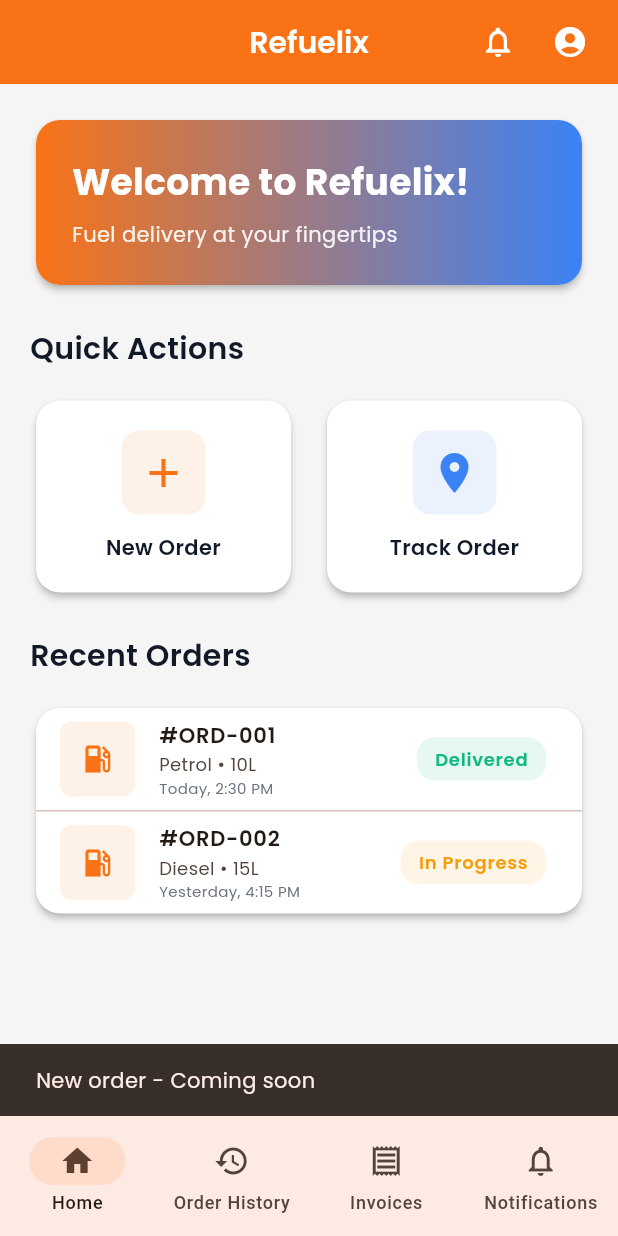
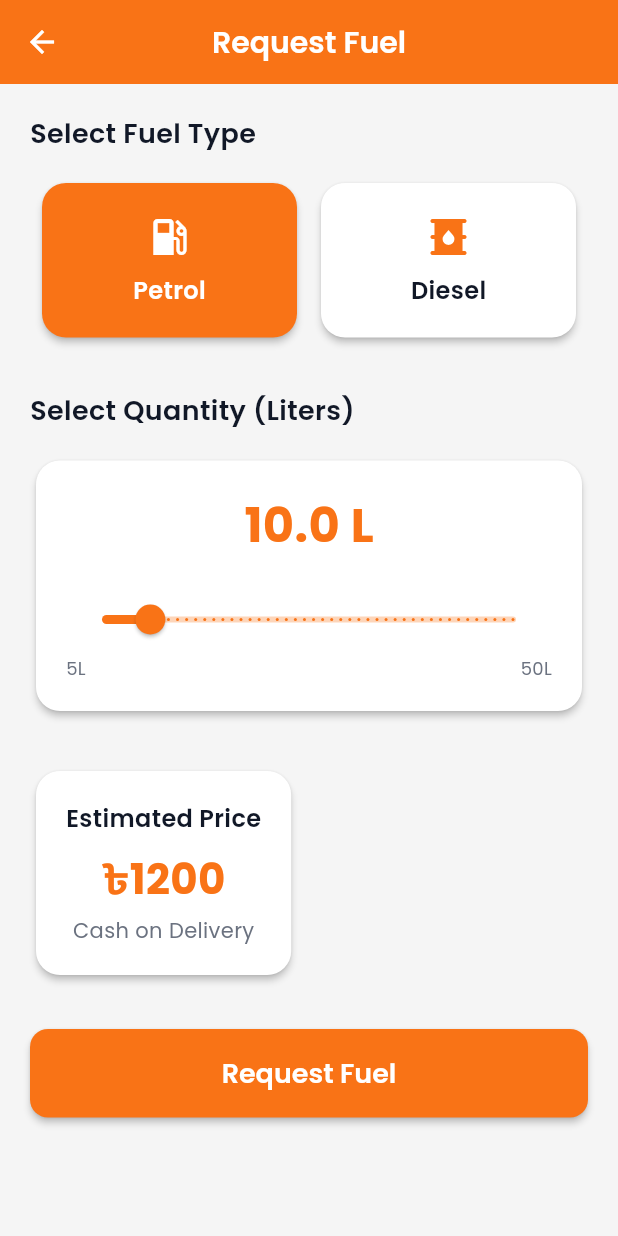
Before and after one commit to mahparaalamtahia/Refuelix-, a Flutter app: the UserDashboard screen opened directly, after a tap on "New Order", on a phone screen of 412 x 824 dp. Run offline on Flutter 3.47's test engine with Material 3 defaults, Android fonts, the phone set to English and light mode, and no system bars; our stand-ins replace google_fonts.

Commit message:
Fuel Request Screen

```diff
--- /dev/null
+++ b/lib/screens/fuel_request_screen.dart
@@ -0,0 +1,273 @@
+import 'package:flutter/material.dart';
+import 'package:google_fonts/google_fonts.dart';
+import '../utils/theme.dart';
+import 'tracking_screen.dart';
+
+class FuelRequestScreen extends StatefulWidget {
+  const FuelRequestScreen({super.key});
+
+  @override
+  State<FuelRequestScreen> createState() => _FuelRequestScreenState();
+}
+
+class _FuelRequestScreenState extends State<FuelRequestScreen> {
+  String _selectedFuelType = 'Petrol';
+  double _quantity = 10.0;
+  bool _isLoading = false;
+
+  final List<String> _fuelTypes = ['Petrol', 'Diesel'];
+
+  @override
+  Widget build(BuildContext context) {
+    return Scaffold(
+      backgroundColor: AppTheme.backgroundColor,
+      appBar: AppBar(
+        title: Text(
+          'Request Fuel',
+          style: GoogleFonts.poppins(
+            fontWeight: FontWeight.w600,
+          ),
+        ),
+        backgroundColor: AppTheme.primaryColor,
+        foregroundColor: Colors.white,
+      ),
+      body: SingleChildScrollView(
+        padding: const EdgeInsets.all(20),
+        child: Column(
+          crossAxisAlignment: CrossAxisAlignment.start,
+          children: [
+            // Fuel Type Selection
+            Text(
+              'Select Fuel Type',
+              style: GoogleFonts.poppins(
+                fontSize: 18,
+                fontWeight: FontWeight.w600,
+                color: AppTheme.textPrimaryColor,
+              ),
+            ),
+            const SizedBox(height: 16),
+            Row(
+              children: _fuelTypes.map((type) {
+                return Expanded(
+                  child: Padding(
+                    padding: const EdgeInsets.symmetric(horizontal: 4),
+                    child: _FuelTypeCard(
+                      type: type,
+                      isSelected: _selectedFuelType == type,
+                      onTap: () {
+                        setState(() {
+                          _selectedFuelType = type;
+                        });
+                      },
+                    ),
+                  ),
+                );
+              }).toList(),
+            ),
+            const SizedBox(height: 32),
+
+            // Quantity Selection
+            Text(
+              'Select Quantity (Liters)',
+              style: GoogleFonts.poppins(
+                fontSize: 18,
+                fontWeight: FontWeight.w600,
+                color: AppTheme.textPrimaryColor,
+              ),
+            ),
+            const SizedBox(height: 16),
+            Card(
+              child: Padding(
+                padding: const EdgeInsets.all(20),
+                child: Column(
+                  children: [
+                    Text(
+                      '${_quantity.toStringAsFixed(1)} L',
+                      style: GoogleFonts.poppins(
+                        fontSize: 32,
+                        fontWeight: FontWeight.bold,
+                        color: AppTheme.primaryColor,
+                      ),
+                    ),
+                    const SizedBox(height: 16),
+                    Slider(
+                      value: _quantity,
+                      min: 5.0,
+                      max: 50.0,
+                      divisions: 45,
+                      activeColor: AppTheme.primaryColor,
+                      inactiveColor: AppTheme.primaryColor.withOpacity(0.3),
+                      onChanged: (value) {
+                        setState(() {
+                          _quantity = value;
+                        });
+                      },
+                    ),
+                    Row(
+                      mainAxisAlignment: MainAxisAlignment.spaceBetween,
+                      children: [
+                        Text(
+                          '5L',
+                          style: GoogleFonts.poppins(
+                            fontSize: 12,
+                            color: AppTheme.textSecondaryColor,
+                          ),
+                        ),
+                        Text(
+                          '50L',
+                          style: GoogleFonts.poppins(
+                            fontSize: 12,
+                            color: AppTheme.textSecondaryColor,
+                          ),
+                        ),
+                      ],
+                    ),
+                  ],
+                ),
+              ),
+            ),
+            const SizedBox(height: 32),
+
+            // Estimated Price
+            Card(
+              child: Padding(
+                padding: const EdgeInsets.all(20),
+                child: Column(
+                  children: [
+                    Text(
+                      'Estimated Price',
+                      style: GoogleFonts.poppins(
+                        fontSize: 16,
+                        fontWeight: FontWeight.w600,
+                        color: AppTheme.textPrimaryColor,
+                      ),
+                    ),
+                    const SizedBox(height: 8),
+                    Text(
+                      '৳${(_quantity * 120).toStringAsFixed(0)}',
+                      style: GoogleFonts.poppins(
+                        fontSize: 28,
+                        fontWeight: FontWeight.bold,
+                        color: AppTheme.primaryColor,
+                      ),
+                    ),
+                    const SizedBox(height: 4),
+                    Text(
+                      'Cash on Delivery',
+                      style: GoogleFonts.poppins(
+                        fontSize: 14,
+                        color: AppTheme.textSecondaryColor,
+                      ),
+                    ),
+                  ],
+                ),
+              ),
+            ),
+            const SizedBox(height: 32),
+
+            // Request Button
+            SizedBox(
+              width: double.infinity,
+              child: ElevatedButton(
+                onPressed: _isLoading ? null : _submitRequest,
+                style: ElevatedButton.styleFrom(
+                  padding: const EdgeInsets.symmetric(vertical: 16),
+                  backgroundColor: AppTheme.primaryColor,
+                  foregroundColor: Colors.white,
+                  shape: RoundedRectangleBorder(
+                    borderRadius: BorderRadius.circular(12),
+                  ),
+                ),
+                child: _isLoading
+                    ? const SizedBox(
+                        height: 20,
+                        width: 20,
+                        child: CircularProgressIndicator(
+                          strokeWidth: 2,
+                          valueColor: AlwaysStoppedAnimation<Color>(Colors.white),
+                        ),
+                      )
+                    : Text(
+                        'Request Fuel',
+                        style: GoogleFonts.poppins(
+                          fontSize: 18,
+                          fontWeight: FontWeight.w600,
+                        ),
+                      ),
+              ),
+            ),
+          ],
+        ),
+      ),
+    );
+  }
+
+  void _submitRequest() async {
+    setState(() {
+      _isLoading = true;
+    });
+
+    // Simulate API call
+    await Future.delayed(const Duration(seconds: 2));
+
+    setState(() {
+      _isLoading = false;
+    });
+
+    // Navigate to tracking screen
+    Navigator.push(
+      context,
+      MaterialPageRoute(
+        builder: (context) => TrackingScreen(
+          fuelType: _selectedFuelType,
+          quantity: _quantity,
+          orderId: '#ORD-${DateTime.now().millisecondsSinceEpoch.toString().substring(8)}',
+        ),
+      ),
+    );
+  }
+}
+
+class _FuelTypeCard extends StatelessWidget {
+  final String type;
+  final bool isSelected;
+  final VoidCallback onTap;
+
+  const _FuelTypeCard({
+    required this.type,
+    required this.isSelected,
+    required this.onTap,
+  });
+
+  @override
+  Widget build(BuildContext context) {
+    return Card(
+      color: isSelected ? AppTheme.primaryColor : Colors.white,
+      child: InkWell(
+        onTap: onTap,
+        borderRadius: BorderRadius.circular(12),
+        child: Padding(
+          padding: const EdgeInsets.symmetric(vertical: 20, horizontal: 16),
+          child: Column(
+            children: [
+              Icon(
+                type == 'Petrol' ? Icons.local_gas_station : Icons.oil_barrel,
+                color: isSelected ? Colors.white : AppTheme.primaryColor,
+                size: 32,
+              ),
+              const SizedBox(height: 8),
+              Text(
+                type,
+                style: GoogleFonts.poppins(
+                  fontSize: 16,
+                  fontWeight: FontWeight.w600,
+                  color: isSelected ? Colors.white : AppTheme.textPrimaryColor,
+                ),
+              ),
+            ],
+          ),
+        ),
+      ),
+    );
+  }
+}
--- a/lib/screens/user_dashboard.dart
+++ b/lib/screens/user_dashboard.dart
@@ -2,6 +2,7 @@ import 'package:flutter/material.dart';
 import 'package:google_fonts/google_fonts.dart';
 import '../utils/theme.dart';
 import 'login_screen.dart';
+import 'fuel_request_screen.dart';
 
 class UserDashboard extends StatefulWidget {
   const UserDashboard({super.key});
@@ -182,8 +183,9 @@ class UserHomeScreen extends StatelessWidget {
                   icon: Icons.add,
                   color: AppTheme.primaryColor,
                   onTap: () {
-                    ScaffoldMessenger.of(context).showSnackBar(
-                      const SnackBar(content: Text('New order - Coming soon')),
+                    Navigator.push(
+                      context,
+                      MaterialPageRoute(builder: (context) => const FuelRequestScreen()),
                     );
                   },
                 ),
```
